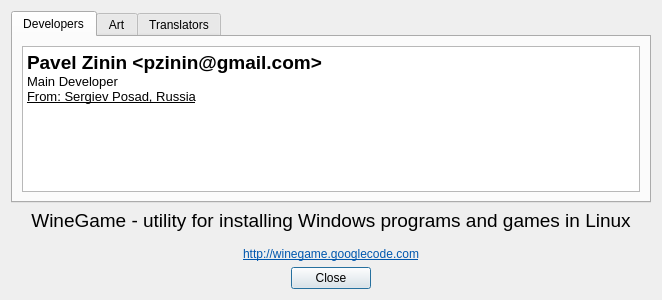
pashazz/winegame, file about.ui: the form before one commit.
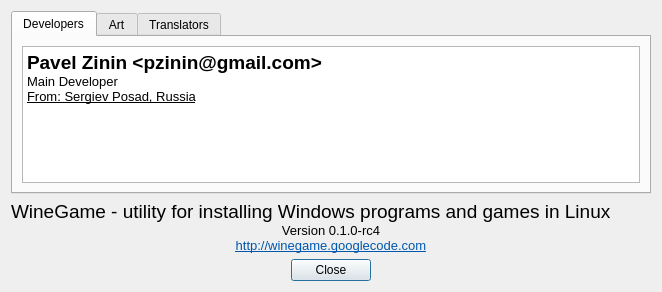
The form after the commit.

Commit message: Add version info to about

```diff
--- a/about.ui
+++ b/about.ui
@@ -7,7 +7,7 @@
     <x>0</x>
     <y>0</y>
     <width>662</width>
-    <height>300</height>
+    <height>292</height>
    </rect>
   </property>
   <property name="windowTitle">
@@ -104,9 +104,9 @@
 &lt;html&gt;&lt;head&gt;&lt;meta name=&quot;qrichtext&quot; content=&quot;1&quot; /&gt;&lt;style type=&quot;text/css&quot;&gt;
 p, li { white-space: pre-wrap; }
 &lt;/style&gt;&lt;/head&gt;&lt;body style=&quot; font-family:'Droid Sans'; font-size:9pt; font-weight:400; font-style:normal;&quot;&gt;
-&lt;p align=&quot;center&quot; style=&quot; margin-top:0px; margin-bottom:0px; margin-left:0px; margin-right:0px; -qt-block-indent:0; text-indent:0px;&quot;&gt;&lt;span style=&quot; font-size:14pt;&quot;&gt;WineGame - utility for installing Windows programs and games in Linux&lt;/span&gt;&lt;/p&gt;
-&lt;p align=&quot;center&quot; style=&quot;-qt-paragraph-type:empty; margin-top:0px; margin-bottom:0px; margin-left:0px; margin-right:0px; -qt-block-indent:0; text-indent:0px; font-size:10pt;&quot;&gt;&lt;/p&gt;
-&lt;p align=&quot;center&quot; style=&quot; margin-top:0px; margin-bottom:0px; margin-left:0px; margin-right:0px; -qt-block-indent:0; text-indent:0px;&quot;&gt;&lt;a href=&quot;http://winegame.googlecode.com&quot;&gt;&lt;span style=&quot; text-decoration: underline; color:#0057ae;&quot;&gt;http://winegame.googlecode.com&lt;/span&gt;&lt;/a&gt;&lt;/p&gt;&lt;/body&gt;&lt;/html&gt;</string>
+&lt;p style=&quot; margin-top:0px; margin-bottom:0px; margin-left:0px; margin-right:0px; -qt-block-indent:0; text-indent:0px;&quot;&gt;&lt;span style=&quot; font-size:14pt;&quot;&gt;WineGame - utility for installing Windows programs and games in Linux&lt;/span&gt;&lt;/p&gt;
+&lt;p align=&quot;center&quot; style=&quot; margin-top:0px; margin-bottom:0px; margin-left:0px; margin-right:0px; -qt-block-indent:0; text-indent:0px;&quot;&gt;&lt;span style=&quot; font-size:10pt;&quot;&gt;Version 0.1.0-rc4&lt;/span&gt;&lt;/p&gt;
+&lt;p align=&quot;center&quot; style=&quot; margin-top:0px; margin-bottom:0px; margin-left:0px; margin-right:0px; -qt-block-indent:0; text-indent:0px;&quot;&gt;&lt;a href=&quot;http://winegame.googlecode.com&quot;&gt;&lt;span style=&quot; font-size:10pt; text-decoration: underline; color:#0057ae;&quot;&gt;http://winegame.googlecode.com&lt;/span&gt;&lt;/a&gt;&lt;/p&gt;&lt;/body&gt;&lt;/html&gt;</string>
      </property>
     </widget>
    </item>
```
